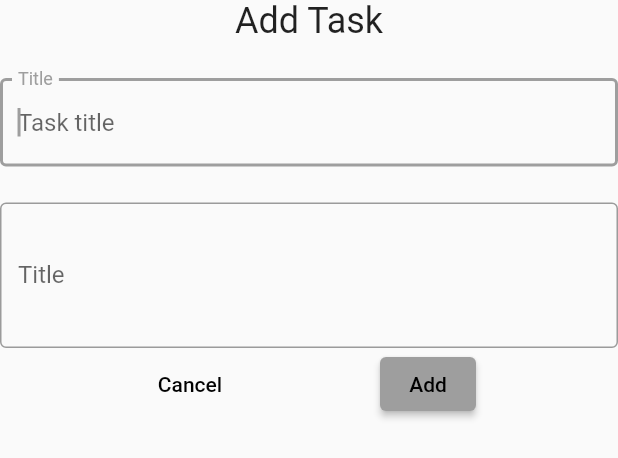
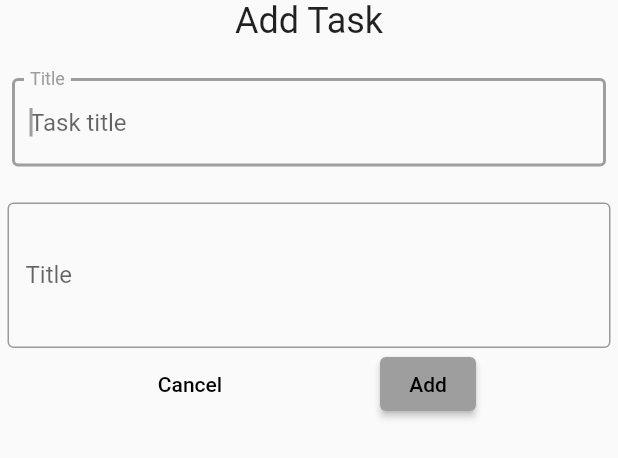
Before and after one commit to Mohitkoley/noteb, a Flutter app: the AddTaskScreen widget shown alone on an empty page, opened directly, on a phone screen of 412 x 824 dp. Shown: the top 458 px of the screen. Run offline on Flutter 3.47's test engine with Material 2 defaults, Android fonts, the light colour scheme and no system bars; our stand-ins replace bloc, equatable, flutter_bloc, hydrated_bloc.

Commit message:
minor changes

```diff
--- a/lib/screens/add_task_screen.dart
+++ b/lib/screens/add_task_screen.dart
@@ -27,7 +27,9 @@ class _AddTaskScreenState extends State<AddTaskScreen> {
         children: [
           const Text("Add Task", style: TextStyle(fontSize: 24)),
           const SizedBox(height: 24),
-          TextFormField(
+          Padding(
+            padding: const EdgeInsets.only(left: 8, right: 8),
+            child: TextFormField(
               validator: (value) {
                 if (value == null || value.isEmpty) {
                   return "Please enter a title";
@@ -43,8 +45,11 @@ class _AddTaskScreenState extends State<AddTaskScreen> {
                   border: const OutlineInputBorder()),
               controller: titleController,
             ),
+          ),
           const SizedBox(height: 24),
-          TextFormField(
+          Padding(
+            padding: const EdgeInsets.only(right: 5, left: 5),
+            child: TextFormField(
               validator: (value) {
                 if (value == null || value.isEmpty) {
                   return "Please enter a description";
@@ -61,6 +66,7 @@ class _AddTaskScreenState extends State<AddTaskScreen> {
                   label: const Text("Title"),
                   border: const OutlineInputBorder()),
               controller: descriptionController,
+            ),
           ),
           Row(
             mainAxisAlignment: MainAxisAlignment.spaceEvenly,
```
Also changed, not shown: lib/widgets/task_list.dart (+0 -10 lines). Lines whose indentation alone changed are shown as unchanged.
